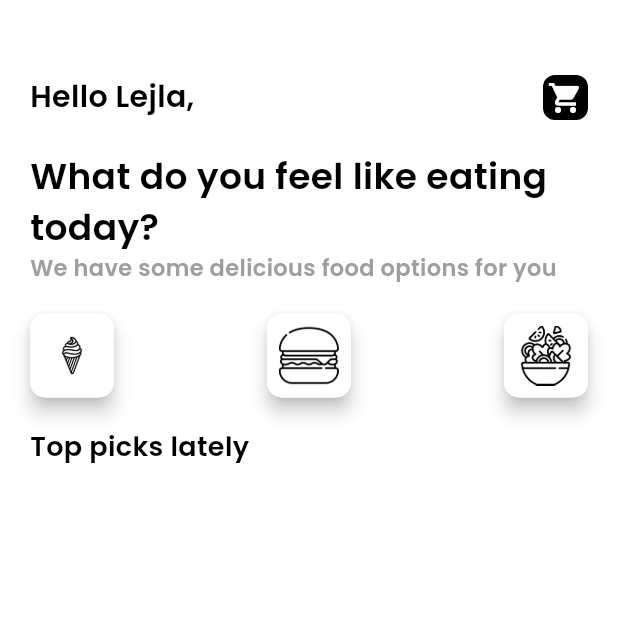
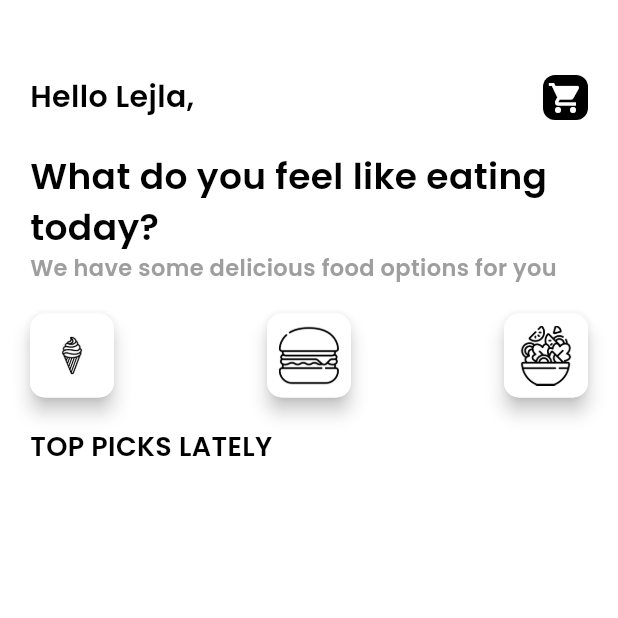
Before and after one commit to katarinasrdanov/RVIR-Projekt, a Flutter app: the Home screen opened directly, on a phone screen of 412 x 824 dp, the top half of it. Run offline on Flutter 3.47's test engine with Material 3 defaults, Android fonts, the phone set to English and light mode, and no system bars; our stand-ins replace cloud_firestore, curved_navigation_bar, firebase_auth, firebase_core, firebase_storage, flutter_rating_bar and 3 more; accounts and stored records are empty.

Commit message:
update on getTopRatedFoodItems function

```diff
--- a/rvir_projekt/lib/pages/home.dart
+++ b/rvir_projekt/lib/pages/home.dart
@@ -77,8 +77,12 @@ class _HomeState extends State<Home>{
                 ),
                 SizedBox(height: 20.0,),
                 Column(
+                  mainAxisAlignment: MainAxisAlignment.start,
                   children: [
-                    Text("Top picks lately", style: AppWidget.semiBoldTextFieldStyle(),),
+                    Align(
+                      alignment: Alignment.centerLeft,  // Aligns to the left
+                      child: Text("TOP PICKS LATELY", style: AppWidget.semiBoldTextFieldStyle()),
+                    ),
                     SizedBox(height: 5.0,),
                     Container(
                       height: 295,
@@ -91,14 +95,7 @@ class _HomeState extends State<Home>{
                   margin: EdgeInsets.only(right: 20.0),
                   child: showItemsVertically(context, allFoodItemsStream),
                 )
-
-
-
-
-
-
-
-                ],),
+                 ],),
         )
       ,)
     );
--- a/rvir_projekt/lib/service/database.dart
+++ b/rvir_projekt/lib/service/database.dart
@@ -17,11 +17,6 @@ class DatabaseMethods {
   //function that gets up to top 5 food items based on average rating
   Future<Stream<QuerySnapshot>> getTopRatedFoodItems(String category) async {
       Query query = firestore.collection("food").orderBy("avgRating", descending: true).limit(5);
-
-      if (category.isNotEmpty) {
-        query = query.where("category", isEqualTo: category);
-      }
-
       return query.snapshots();
     }
 
```
